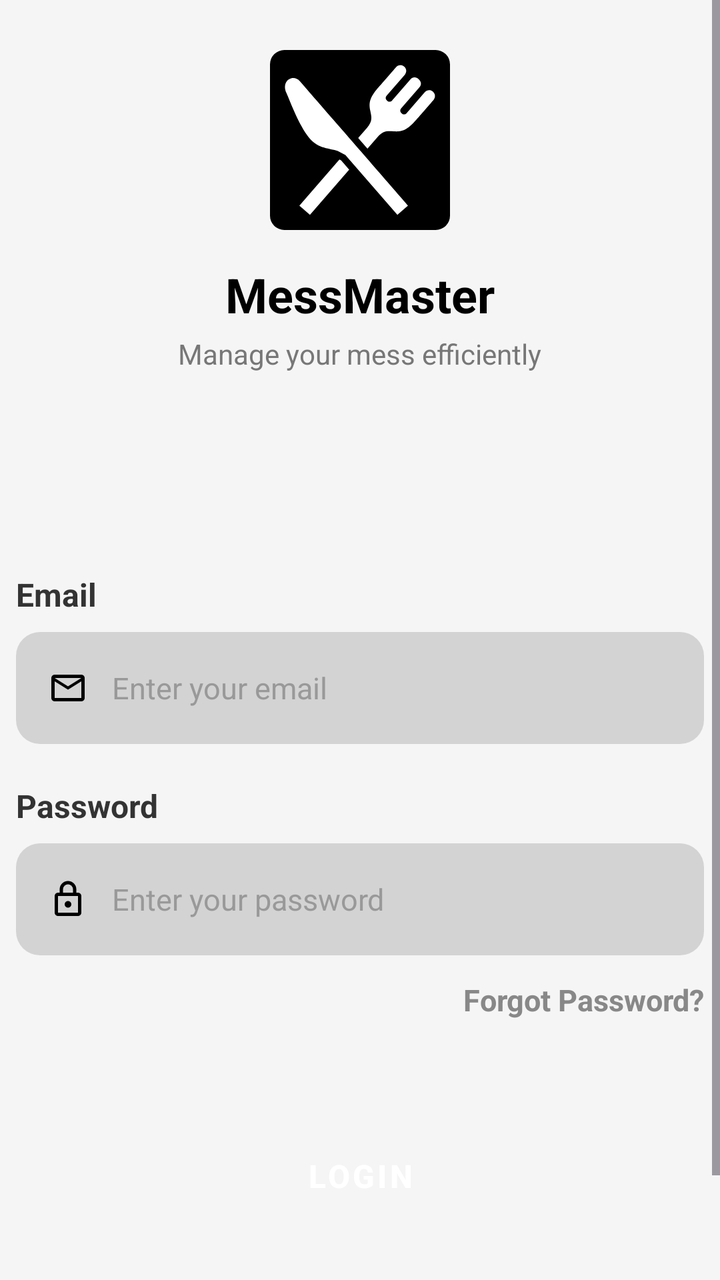
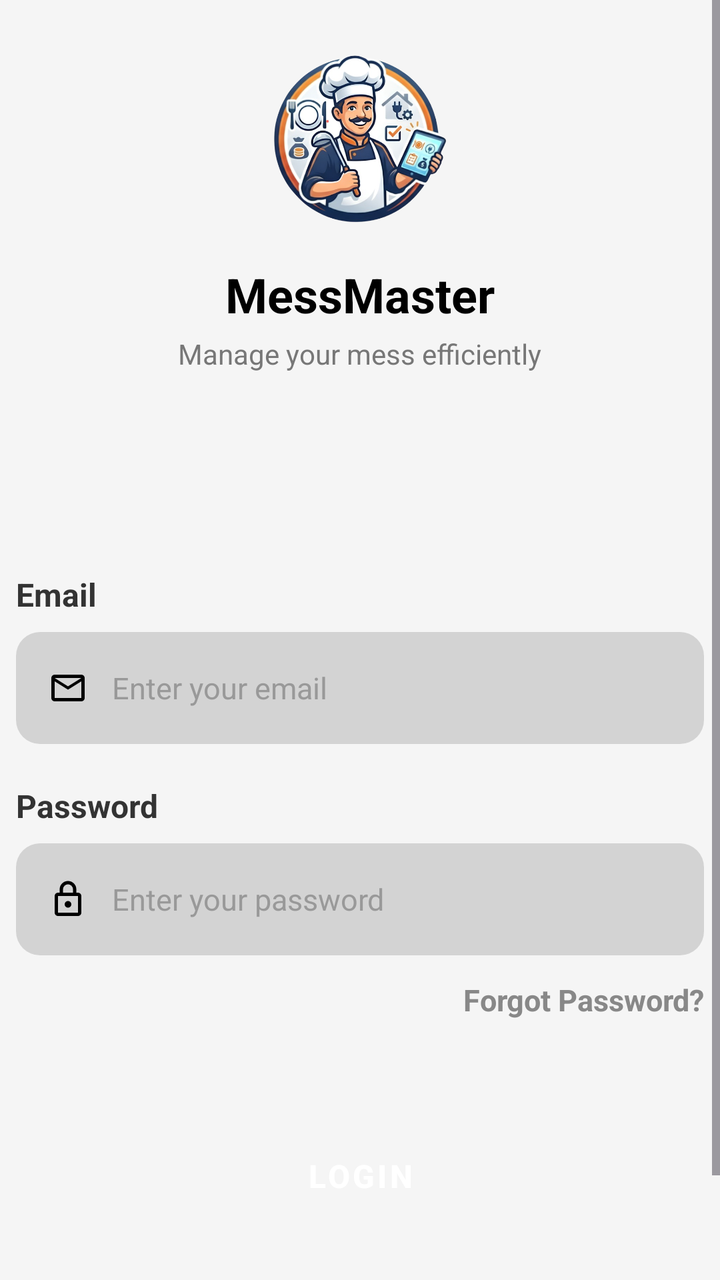

The first picture is an Android layout as it rendered before a commit; the second is the same layout after the commit. The layout source and the unified diff follow.
<!-- AndroidManifest.xml: application theme Theme.MessMaster -->
<!-- res/layout/activity_login.xml -->
<?xml version="1.0" encoding="utf-8"?>
<ScrollView xmlns:android="http://schemas.android.com/apk/res/android"
    xmlns:app="http://schemas.android.com/apk/res-auto"
    xmlns:tools="http://schemas.android.com/tools"
    android:id="@+id/login"
    android:layout_width="match_parent"
    android:layout_height="match_parent"
    android:background="#F5F5F5"
    android:fitsSystemWindows="true"
    tools:context=".auth.LoginActivity">

    <LinearLayout
        android:layout_width="match_parent"
        android:layout_height="match_parent"
        android:orientation="vertical"
        android:layout_gravity="center"
        android:padding="2dp">

        <Space
            android:layout_width="match_parent"
            android:layout_height="80dp"/>

        <ImageView
            android:layout_width="90dp"
            android:layout_height="90dp"
            android:src="@drawable/login_icon"
            android:layout_gravity="center"/>

        <TextView
            android:layout_width="wrap_content"
            android:layout_height="wrap_content"
            android:text="MessMaster"
            android:textSize="24sp"
            android:textStyle="bold"
            android:textColor="#000"
            android:layout_gravity="center"
            android:layout_marginTop="16dp"/>

        <TextView
            android:layout_width="wrap_content"
            android:layout_height="wrap_content"
            android:text="Manage your mess efficiently"
            android:textSize="14sp"
            android:textColor="#777"
            android:layout_gravity="center"
            android:layout_marginTop="4dp"/>

        <Space
            android:layout_width="match_parent"
            android:layout_height="100dp" />

        <TextView
            android:layout_width="match_parent"
            android:layout_height="wrap_content"
            android:text="Email"
            android:textSize="16sp"
            android:textStyle="bold"
            android:textColor="#333333"
            android:layout_marginBottom="8dp"
            android:layout_marginHorizontal="6dp"/>

        <LinearLayout
            android:layout_width="match_parent"
            android:layout_height="56dp"
            android:orientation="horizontal"
            android:background="@drawable/bg_input_field"
            android:gravity="center_vertical"
            android:paddingHorizontal="16dp"
            android:layout_marginHorizontal="6dp">

            <ImageView
                android:layout_width="20dp"
                android:layout_height="20dp"
                android:src="@drawable/mail_icon"
                android:contentDescription="Email Icon" />

            <EditText
                android:id="@+id/etEmail"
                android:layout_width="0dp"
                android:layout_height="match_parent"
                android:layout_weight="1"
                android:layout_marginStart="12dp"
                android:hint="Enter your email"
                android:textColorHint="#999999"
                android:textColor="#000000"
                android:textSize="15sp"
                android:background="@null"
                android:inputType="textEmailAddress"
                android:singleLine="true"
                android:importantForAutofill="yes" />

        </LinearLayout>

        <Space
            android:layout_width="match_parent"
            android:layout_height="20dp" />

        <TextView
            android:layout_width="match_parent"
            android:layout_height="wrap_content"
            android:text="Password"
            android:textSize="16sp"
            android:textStyle="bold"
            android:textColor="#333333"
            android:layout_marginBottom="8dp"
            android:layout_marginHorizontal="6dp"/>

        <LinearLayout
            android:layout_width="match_parent"
            android:layout_height="56dp"
            android:orientation="horizontal"
            android:background="@drawable/bg_input_field"
            android:gravity="center_vertical"
            android:paddingHorizontal="16dp"
            android:layout_marginHorizontal="6dp">

            <ImageView
                android:layout_width="20dp"
                android:layout_height="20dp"
                android:src="@drawable/lock_icon"
                android:contentDescription="Password Icon" />

            <EditText
                android:id="@+id/etPassword"
                android:layout_width="0dp"
                android:layout_height="match_parent"
                android:layout_weight="1"
                android:layout_marginStart="12dp"
                android:hint="Enter your password"
                android:textColorHint="#999999"
                android:textColor="#000000"
                android:textSize="15sp"
                android:background="@null"
                android:inputType="textPassword"
                android:singleLine="true"
                android:importantForAutofill="yes"
                android:autofillHints="password" />

        </LinearLayout>

        <TextView
            android:id="@+id/btnForgotPassword"
            android:layout_width="match_parent"
            android:layout_height="wrap_content"
            android:text="Forgot Password?"
            android:textSize="15sp"
            android:textColor="@color/text_primary"
            android:textStyle="bold"
            android:gravity="end"
            android:layout_marginTop="12dp"
            android:clickable="true"
            android:focusable="true"
            android:background="?attr/selectableItemBackgroundBorderless"
            android:layout_marginRight="6dp"/>

        <Space
            android:layout_width="match_parent"
            android:layout_height="50dp" />

        <Button
            android:id="@+id/btnLogin"
            android:layout_width="match_parent"
            android:layout_height="56dp"
            android:text="Login"
            android:textSize="16sp"
            android:textColor="#FFFFFF"
            android:textStyle="bold"
            android:backgroundTint="#000000"
            android:stateListAnimator="@null"
            style="@style/Widget.MaterialComponents.Button"
            app:cornerRadius="12dp" />

        <LinearLayout
            android:layout_width="wrap_content"
            android:layout_height="wrap_content"
            android:orientation="horizontal"
            android:layout_gravity="center_horizontal"
            android:layout_marginTop="20dp"
            android:gravity="center_vertical">

            <TextView
                android:layout_width="wrap_content"
                android:layout_height="wrap_content"
                android:text="Don't have an account? "
                android:textSize="14sp"
                android:textColor="@color/text_primary" />

            <TextView
                android:id="@+id/btnRegister"
                android:layout_width="wrap_content"
                android:layout_height="wrap_content"
                android:text="Register"
                android:textSize="14sp"
                android:textColor="#000000"
                android:textStyle="bold"
                android:clickable="true"
                android:focusable="true"
                android:background="?attr/selectableItemBackgroundBorderless" />

        </LinearLayout>

        <Space
            android:layout_width="match_parent"
            android:layout_height="40dp" />

    </LinearLayout>

</ScrollView>
<!-- resources referenced by this layout -->
<resources>
  <color name="text_primary">#888888</color>
  <!-- drawable bg_input_field (drawable) -->
  <?xml version="1.0" encoding="utf-8"?>
  <shape xmlns:android="http://schemas.android.com/apk/res/android"
      android:shape="rectangle">
  
      <solid android:color="#D3D3D3" />
  
      <corners android:radius="12dp" />
  
  </shape>
  <!-- drawable lock_icon (drawable) -->
  <vector xmlns:android="http://schemas.android.com/apk/res/android"
      android:width="24dp"
      android:height="24dp"
      android:viewportWidth="960"
      android:viewportHeight="960">
    <path
        android:pathData="M240,880q-33,0 -56.5,-23.5T160,800v-400q0,-33 23.5,-56.5T240,320h40v-80q0,-83 58.5,-141.5T480,40q83,0 141.5,58.5T680,240v80h40q33,0 56.5,23.5T800,400v400q0,33 -23.5,56.5T720,880L240,880ZM240,800h480v-400L240,400v400ZM536.5,656.5Q560,633 560,600t-23.5,-56.5Q513,520 480,520t-56.5,23.5Q400,567 400,600t23.5,56.5Q447,680 480,680t56.5,-23.5ZM360,320h240v-80q0,-50 -35,-85t-85,-35q-50,0 -85,35t-35,85v80ZM240,800v-400,400Z"
        android:fillColor="#000000"/>
  </vector>
  <!-- drawable login_icon (drawable) -->
  <vector xmlns:android="http://schemas.android.com/apk/res/android"
      android:width="800dp"
      android:height="800dp"
      android:viewportWidth="614.4"
      android:viewportHeight="614.4">
    <path
        android:pathData="M49.15,0L565.25,0A49.15,49.15 0,0 1,614.4 49.15L614.4,565.25A49.15,49.15 0,0 1,565.25 614.4L49.15,614.4A49.15,49.15 0,0 1,0 565.25L0,49.15A49.15,49.15 0,0 1,49.15 0z"
        android:strokeWidth="0"
        android:fillColor="#000000"/>
    <path
        android:pathData="M101.77,106.44C78.96,80.24 37.21,105.03 55.88,146.35c12.44,27.56 36.47,94.92 70.02,143.44c33.56,48.52 69.33,43.33 105.45,55.08l25.95,13.42l177.55,204.2l35.91,-31.23l0.19,-0.16c-5.25,-6.05 -166.72,-191.78 -230.56,-265.2C177.19,193.22 112.86,119.2 101.77,106.44z"
        android:fillColor="#ffffff"/>
    <path
        android:pathData="M527.86,144.75l-61.94,71.27c-3.97,4.56 -10.86,5.03 -15.42,1.06l-2.2,-1.91c-4.53,-3.95 -5.03,-10.84 -1.06,-15.41l62.23,-71.59c10.22,-11.73 5.38,-22.13 -2.22,-28.72c-7.58,-6.58 -18.53,-9.94 -28.75,1.81l-62.23,71.59c-3.95,4.55 -10.86,5.03 -15.41,1.06l-2.19,-1.91c-4.56,-3.95 -5.05,-10.86 -1.09,-15.41l61.95,-71.27c18.3,-21.03 -12.3,-46.38 -30.16,-25.83c-21.39,24.59 -59.16,68.03 -59.16,68.03c-33,37.69 -32.5,55.34 -27.84,80.08c3.78,19.94 9.33,34.28 -11.16,57.84l-30.23,34.78l31.72,36.45l34.64,-39.84c20.47,-23.55 35.45,-20.05 55.72,-19.09c25.16,1.2 42.7,-0.77 75.42,-38.67c0,0 37.77,-43.47 59.16,-68.06C575.51,150.49 546.15,123.74 527.86,144.75z"
        android:fillColor="#ffffff"/>
    <path
        android:pathData="M236.96,373.89l-136.66,157.19l36.11,31.41l133.84,-153.94l-27.55,-31.69z"
        android:fillColor="#ffffff"/>
  </vector>
  <!-- drawable mail_icon (drawable) -->
  <vector xmlns:android="http://schemas.android.com/apk/res/android"
      android:width="24dp"
      android:height="24dp"
      android:viewportWidth="960"
      android:viewportHeight="960">
    <path
        android:pathData="M160,800q-33,0 -56.5,-23.5T80,720v-480q0,-33 23.5,-56.5T160,160h640q33,0 56.5,23.5T880,240v480q0,33 -23.5,56.5T800,800L160,800ZM480,520L160,320v400h640v-400L480,520ZM480,440 L800,240L160,240l320,200ZM160,320v-80,480 -400Z"
        android:fillColor="#000000"/>
  </vector>
  <style name="Theme.MessMaster" parent="Base.Theme.MessMaster" />
  <style name="Base.Theme.MessMaster" parent="Theme.Material3.DayNight.NoActionBar">
          
          
      </style>
</resources>

<!-- the commit's change to res/layout/activity_login.xml (unified diff, before → after) -->
@@ -23,7 +23,7 @@
         <ImageView
             android:layout_width="90dp"
             android:layout_height="90dp"
-            android:src="@drawable/login_icon"
+            android:src="@drawable/logo"
             android:layout_gravity="center"/>
 
         <TextView
<!-- resource entries referenced after the edit -->
@@ -21,26 +21,7 @@
         android:pathData="M240,880q-33,0 -56.5,-23.5T160,800v-400q0,-33 23.5,-56.5T240,320h40v-80q0,-83 58.5,-141.5T480,40q83,0 141.5,58.5T680,240v80h40q33,0 56.5,23.5T800,400v400q0,33 -23.5,56.5T720,880L240,880ZM240,800h480v-400L240,400v400ZM536.5,656.5Q560,633 560,600t-23.5,-56.5Q513,520 480,520t-56.5,23.5Q400,567 400,600t23.5,56.5Q447,680 480,680t56.5,-23.5ZM360,320h240v-80q0,-50 -35,-85t-85,-35q-50,0 -85,35t-35,85v80ZM240,800v-400,400Z"
         android:fillColor="#000000"/>
   </vector>
-  <!-- drawable login_icon (drawable) -->
-  <vector xmlns:android="http://schemas.android.com/apk/res/android"
-      android:width="800dp"
-      android:height="800dp"
-      android:viewportWidth="614.4"
-      android:viewportHeight="614.4">
-    <path
-        android:pathData="M49.15,0L565.25,0A49.15,49.15 0,0 1,614.4 49.15L614.4,565.25A49.15,49.15 0,0 1,565.25 614.4L49.15,614.4A49.15,49.15 0,0 1,0 565.25L0,49.15A49.15,49.15 0,0 1,49.15 0z"
-        android:strokeWidth="0"
-        android:fillColor="#000000"/>
-    <path
-        android:pathData="M101.77,106.44C78.96,80.24 37.21,105.03 55.88,146.35c12.44,27.56 36.47,94.92 70.02,143.44c33.56,48.52 69.33,43.33 105.45,55.08l25.95,13.42l177.55,204.2l35.91,-31.23l0.19,-0.16c-5.25,-6.05 -166.72,-191.78 -230.56,-265.2C177.19,193.22 112.86,119.2 101.77,106.44z"
-        android:fillColor="#ffffff"/>
-    <path
-        android:pathData="M527.86,144.75l-61.94,71.27c-3.97,4.56 -10.86,5.03 -15.42,1.06l-2.2,-1.91c-4.53,-3.95 -5.03,-10.84 -1.06,-15.41l62.23,-71.59c10.22,-11.73 5.38,-22.13 -2.22,-28.72c-7.58,-6.58 -18.53,-9.94 -28.75,1.81l-62.23,71.59c-3.95,4.55 -10.86,5.03 -15.41,1.06l-2.19,-1.91c-4.56,-3.95 -5.05,-10.86 -1.09,-15.41l61.95,-71.27c18.3,-21.03 -12.3,-46.38 -30.16,-25.83c-21.39,24.59 -59.16,68.03 -59.16,68.03c-33,37.69 -32.5,55.34 -27.84,80.08c3.78,19.94 9.33,34.28 -11.16,57.84l-30.23,34.78l31.72,36.45l34.64,-39.84c20.47,-23.55 35.45,-20.05 55.72,-19.09c25.16,1.2 42.7,-0.77 75.42,-38.67c0,0 37.77,-43.47 59.16,-68.06C575.51,150.49 546.15,123.74 527.86,144.75z"
-        android:fillColor="#ffffff"/>
-    <path
-        android:pathData="M236.96,373.89l-136.66,157.19l36.11,31.41l133.84,-153.94l-27.55,-31.69z"
-        android:fillColor="#ffffff"/>
-  </vector>
+  <!-- drawable logo: png bitmap (drawable, 391132 bytes) -->
   <!-- drawable mail_icon (drawable) -->
   <vector xmlns:android="http://schemas.android.com/apk/res/android"
       android:width="24dp"
